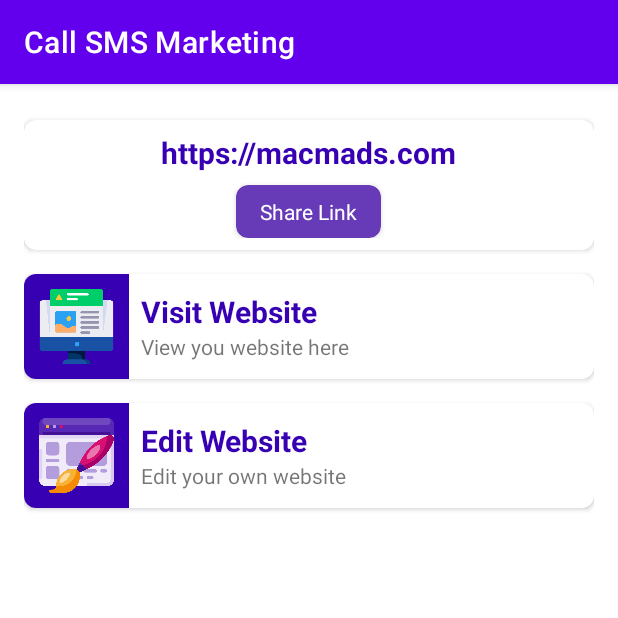
After one commit to sushantp053/Call_SMS_Marketing, an Android app: the WebSite screen opened directly, with no data from a screen before it, on a phone screen of 412 x 824 dp, the top half of it. The commit adds this screen. Run offline under Robolectric (Android 15) with nearby library versions, the phone set to English and light mode, and no system bars.

Commit message:
Website ui design

```diff
--- a/app/src/main/AndroidManifest.xml
+++ b/app/src/main/AndroidManifest.xml
@@ -25,6 +25,9 @@
         android:supportsRtl="true"
         android:theme="@style/Theme.CallSMSMarketing"
         tools:targetApi="31">
+        <activity
+            android:name=".WebSite"
+            android:exported="false" />
         <activity
             android:name=".BlockedContactsActivity"
             android:exported="false" />
--- a/app/src/main/java/com/deecto/callsmsmarketing/Dashboard.kt
+++ b/app/src/main/java/com/deecto/callsmsmarketing/Dashboard.kt
@@ -120,7 +120,7 @@ class Dashboard : AppCompatActivity() {
             startActivity(intent)
         }
         binding.cardWebsite.setOnClickListener {
-            val intent = Intent(this, ComingSoon::class.java)
+            val intent = Intent(this, WebSite::class.java)
             startActivity(intent)
         }
         binding.cardSocialMediaImages.setOnClickListener {
--- /dev/null
+++ b/app/src/main/java/com/deecto/callsmsmarketing/WebSite.kt
@@ -0,0 +1,19 @@
+package com.deecto.callsmsmarketing
+
+import androidx.appcompat.app.AppCompatActivity
+import android.os.Bundle
+import com.deecto.callsmsmarketing.databinding.ActivityBlockedContactsBinding
+import com.deecto.callsmsmarketing.databinding.ActivityWebSiteBinding
+
+class WebSite : AppCompatActivity() {
+    private lateinit var binding: ActivityWebSiteBinding
+    override fun onCreate(savedInstanceState: Bundle?) {
+        super.onCreate(savedInstanceState)
+        binding = ActivityWebSiteBinding.inflate(layoutInflater)
+        val view = binding.root
+        setContentView(view)
+
+        binding.cardWebsiteVisit.setOnClickListener {  }
+        binding.cardWebsiteEdit.setOnClickListener {  }
+    }
+}
--- a/app/src/main/res/layout/activity_dashboard.xml
+++ b/app/src/main/res/layout/activity_dashboard.xml
@@ -9,7 +9,7 @@
 
     <ScrollView
         android:layout_width="match_parent"
-        android:layout_height="match_parent"
+        android:layout_height="wrap_content"
         android:orientation="vertical"
         app:layout_constraintBottom_toBottomOf="parent"
         app:layout_constraintEnd_toEndOf="parent"
--- /dev/null
+++ b/app/src/main/res/layout/activity_web_site.xml
@@ -0,0 +1,165 @@
+<?xml version="1.0" encoding="utf-8"?>
+<androidx.constraintlayout.widget.ConstraintLayout xmlns:android="http://schemas.android.com/apk/res/android"
+    xmlns:app="http://schemas.android.com/apk/res-auto"
+    xmlns:tools="http://schemas.android.com/tools"
+    android:layout_width="match_parent"
+    android:layout_height="match_parent"
+    tools:context=".WebSite">
+
+    <LinearLayout
+        android:layout_width="match_parent"
+        android:layout_height="match_parent"
+        android:layout_margin="16dp"
+        android:orientation="vertical">
+
+        <androidx.cardview.widget.CardView
+            android:id="@+id/directWhatsapp"
+            android:layout_width="match_parent"
+            android:layout_height="wrap_content"
+            android:background="@color/white"
+            android:elevation="5dp"
+            android:layout_marginTop="8dp"
+            app:cardCornerRadius="8dp">
+
+            <LinearLayout
+                android:layout_margin="8dp"
+                android:layout_width="match_parent"
+                android:layout_height="wrap_content"
+                android:orientation="vertical">
+
+                <TextView
+                    android:id="@+id/webUrlTV"
+                    android:layout_gravity="center"
+                    android:layout_width="wrap_content"
+                    android:layout_height="wrap_content"
+                    android:text="https://macmads.com"
+                    android:textSize="20sp"
+                    android:textStyle="bold"
+                    android:textColor="@color/purple_700" />
+
+                <androidx.cardview.widget.CardView
+                    android:layout_marginTop="8dp"
+                    android:layout_gravity="center"
+                    android:id="@+id/shareWebSite"
+                    android:layout_width="wrap_content"
+                    android:layout_height="wrap_content"
+                    app:cardBackgroundColor="#673AB7"
+                    android:elevation="5dp"
+                    app:cardCornerRadius="8dp">
+                    <TextView
+                        android:textColor="@color/white"
+                        android:layout_marginVertical="8dp"
+                        android:layout_marginHorizontal="16dp"
+                        android:layout_width="wrap_content"
+                        android:layout_height="wrap_content"
+                        android:text="Share Link"/>
+
+                </androidx.cardview.widget.CardView>
+            </LinearLayout>
+        </androidx.cardview.widget.CardView>
+        <androidx.cardview.widget.CardView
+            android:id="@+id/cardWebsiteVisit"
+            android:layout_width="match_parent"
+            android:layout_height="wrap_content"
+            android:layout_marginTop="16dp"
+            android:background="@color/white"
+            android:elevation="5dp"
+            app:cardCornerRadius="8dp">
+
+            <LinearLayout
+                android:layout_width="match_parent"
+                android:layout_height="wrap_content"
+                android:orientation="horizontal">
+
+                <ImageView
+                    android:layout_width="70dp"
+                    android:layout_height="70dp"
+                    android:background="@color/purple_700"
+                    android:padding="10dp"
+                    android:src="@drawable/webpage" />
+
+                <LinearLayout
+                    android:layout_width="match_parent"
+                    android:layout_height="wrap_content"
+                    android:layout_gravity="center"
+                    android:orientation="vertical">
+
+                    <TextView
+                        android:layout_width="wrap_content"
+                        android:layout_height="wrap_content"
+                        android:layout_marginHorizontal="8dp"
+                        android:text="Visit Website"
+                        android:textColor="@color/purple_700"
+                        android:textSize="20sp"
+                        android:textStyle="bold"
+                        app:layout_constraintEnd_toEndOf="parent"
+                        app:layout_constraintStart_toStartOf="parent"
+                        app:layout_constraintTop_toTopOf="parent" />
+
+                    <TextView
+                        android:layout_width="wrap_content"
+                        android:layout_height="wrap_content"
+                        android:layout_marginHorizontal="8dp"
+                        android:text="View you website here"
+                        app:layout_constraintEnd_toEndOf="parent"
+                        app:layout_constraintStart_toStartOf="parent"
+                        app:layout_constraintTop_toTopOf="parent" />
+                </LinearLayout>
+
+            </LinearLayout>
+        </androidx.cardview.widget.CardView>
+        <androidx.cardview.widget.CardView
+            android:id="@+id/cardWebsiteEdit"
+            android:layout_width="match_parent"
+            android:layout_height="wrap_content"
+            android:layout_marginTop="16dp"
+            android:background="@color/white"
+            android:elevation="5dp"
+            app:cardCornerRadius="8dp">
+
+            <LinearLayout
+                android:layout_width="match_parent"
+                android:layout_height="wrap_content"
+                android:orientation="horizontal">
+
+                <ImageView
+                    android:layout_width="70dp"
+                    android:layout_height="70dp"
+                    android:background="@color/purple_700"
+                    android:padding="10dp"
+                    android:src="@drawable/webdesign" />
+
+                <LinearLayout
+                    android:layout_width="match_parent"
+                    android:layout_height="wrap_content"
+                    android:layout_gravity="center"
+                    android:orientation="vertical">
+
+                    <TextView
+                        android:layout_width="wrap_content"
+                        android:layout_height="wrap_content"
+                        android:layout_marginHorizontal="8dp"
+                        android:text="Edit Website"
+                        android:textColor="@color/purple_700"
+                        android:textSize="20sp"
+                        android:textStyle="bold"
+                        app:layout_constraintEnd_toEndOf="parent"
+                        app:layout_constraintStart_toStartOf="parent"
+                        app:layout_constraintTop_toTopOf="parent" />
+
+                    <TextView
+                        android:layout_width="wrap_content"
+                        android:layout_height="wrap_content"
+                        android:layout_marginHorizontal="8dp"
+                        android:text="Edit your own website"
+                        app:layout_constraintEnd_toEndOf="parent"
+                        app:layout_constraintStart_toStartOf="parent"
+                        app:layout_constraintTop_toTopOf="parent" />
+                </LinearLayout>
+
+            </LinearLayout>
+        </androidx.cardview.widget.CardView>
+
+
+    </LinearLayout>
+</androidx.constraintlayout.widget.ConstraintLayout>
```
Also changed, not shown: app/src/main/res/drawable/webpage.png (added).
